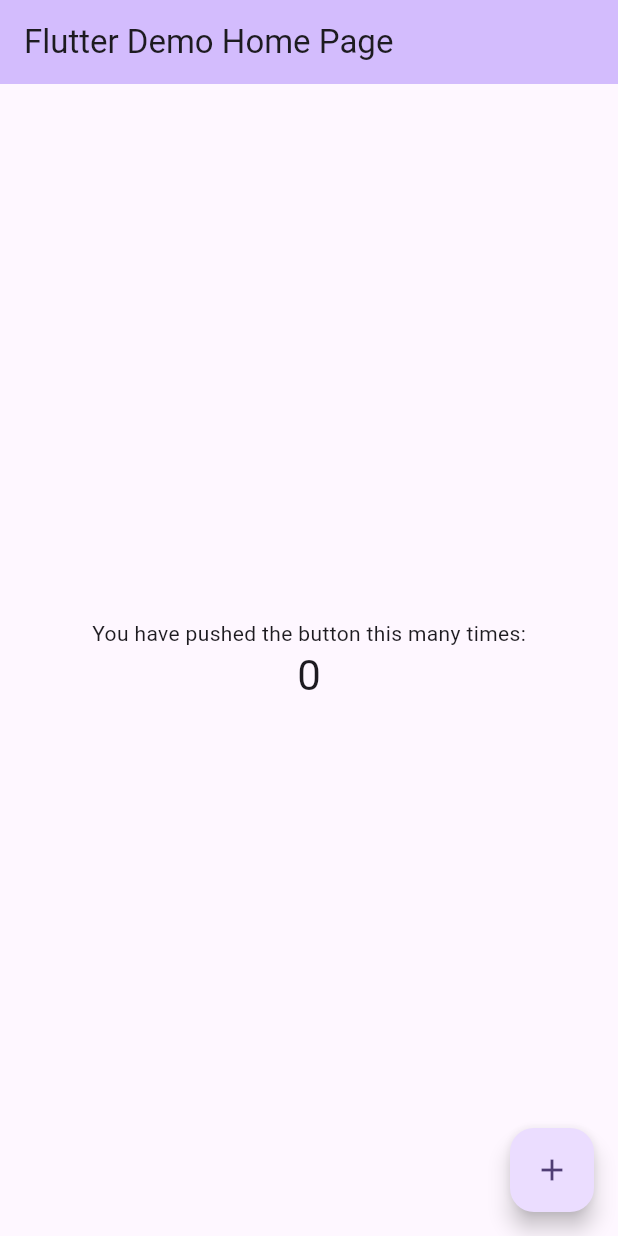
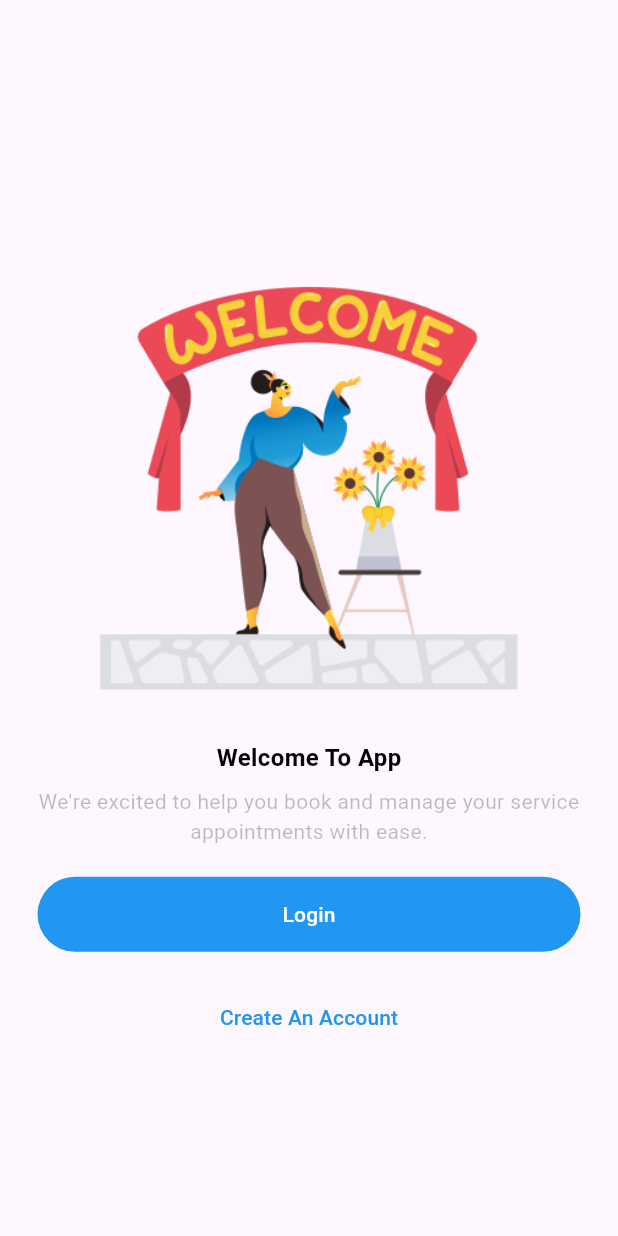
Before and after one commit to BugMaker69/YAT, a Flutter app: the screen it shows after launch, on a phone screen of 412 x 824 dp. Run offline on Flutter 3.47's test engine with Material 3 defaults, Android fonts, the phone set to English and light mode, and no system bars.

Commit message:
Login Screen Initial

```diff
--- a/flutter_project/flutter_project/lib/main.dart
+++ b/flutter_project/flutter_project/lib/main.dart
@@ -7,119 +7,86 @@ void main() {
 class MyApp extends StatelessWidget {
   const MyApp({super.key});
 
-  // This widget is the root of your application.
   @override
   Widget build(BuildContext context) {
     return MaterialApp(
+      debugShowCheckedModeBanner: false,
       title: 'Flutter Demo',
       theme: ThemeData(
-        // This is the theme of your application.
-        //
-        // TRY THIS: Try running your application with "flutter run". You'll see
-        // the application has a blue toolbar. Then, without quitting the app,
-        // try changing the seedColor in the colorScheme below to Colors.green
-        // and then invoke "hot reload" (save your changes or press the "hot
-        // reload" button in a Flutter-supported IDE, or press "r" if you used
-        // the command line to start the app).
-        //
-        // Notice that the counter didn't reset back to zero; the application
-        // state is not lost during the reload. To reset the state, use hot
-        // restart instead.
-        //
-        // This works for code too, not just values: Most code changes can be
-        // tested with just a hot reload.
         colorScheme: ColorScheme.fromSeed(seedColor: Colors.deepPurple),
         useMaterial3: true,
       ),
-      home: const MyHomePage(title: 'Flutter Demo Home Page'),
+      home: LoginScreen(),
     );
   }
 }
 
-class MyHomePage extends StatefulWidget {
-  const MyHomePage({super.key, required this.title});
-
-  // This widget is the home page of your application. It is stateful, meaning
-  // that it has a State object (defined below) that contains fields that affect
-  // how it looks.
-
-  // This class is the configuration for the state. It holds the values (in this
-  // case the title) provided by the parent (in this case the App widget) and
-  // used by the build method of the State. Fields in a Widget subclass are
-  // always marked "final".
-
-  final String title;
-
-  @override
-  State<MyHomePage> createState() => _MyHomePageState();
-}
-
-class _MyHomePageState extends State<MyHomePage> {
-  int _counter = 0;
-
-  void _incrementCounter() {
-    setState(() {
-      // This call to setState tells the Flutter framework that something has
-      // changed in this State, which causes it to rerun the build method below
-      // so that the display can reflect the updated values. If we changed
-      // _counter without calling setState(), then the build method would not be
-      // called again, and so nothing would appear to happen.
-      _counter++;
-    });
-  }
+class LoginScreen extends StatelessWidget {
+  const LoginScreen({super.key});
 
   @override
   Widget build(BuildContext context) {
-    // This method is rerun every time setState is called, for instance as done
-    // by the _incrementCounter method above.
-    //
-    // The Flutter framework has been optimized to make rerunning build methods
-    // fast, so that you can just rebuild anything that needs updating rather
-    // than having to individually change instances of widgets.
     return Scaffold(
-      appBar: AppBar(
-        // TRY THIS: Try changing the color here to a specific color (to
-        // Colors.amber, perhaps?) and trigger a hot reload to see the AppBar
-        // change color while the other colors stay the same.
-        backgroundColor: Theme.of(context).colorScheme.inversePrimary,
-        // Here we take the value from the MyHomePage object that was created by
-        // the App.build method, and use it to set our appbar title.
-        title: Text(widget.title),
-      ),
-      body: Center(
-        // Center is a layout widget. It takes a single child and positions it
-        // in the middle of the parent.
-        child: Column(
-          // Column is also a layout widget. It takes a list of children and
-          // arranges them vertically. By default, it sizes itself to fit its
-          // children horizontally, and tries to be as tall as its parent.
-          //
-          // Column has various properties to control how it sizes itself and
-          // how it positions its children. Here we use mainAxisAlignment to
-          // center the children vertically; the main axis here is the vertical
-          // axis because Columns are vertical (the cross axis would be
-          // horizontal).
-          //
-          // TRY THIS: Invoke "debug painting" (choose the "Toggle Debug Paint"
-          // action in the IDE, or press "p" in the console), to see the
-          // wireframe for each widget.
-          mainAxisAlignment: MainAxisAlignment.center,
-          children: <Widget>[
-            const Text(
-              'You have pushed the button this many times:',
+      appBar: AppBar(),
+      body: Padding(
+        padding: const EdgeInsets.all(25.0),
+        child: Center(
+          child: Container(
+            width: double.infinity,
+            child: Column(
+              mainAxisAlignment: MainAxisAlignment.center,
+              children: [
+                Image.asset(
+                  'assets/images/img.png',
+                  fit: BoxFit.cover,
+                  width: 300,
+                  height: 300,
+                ),
+                SizedBox(height: 16),
+                Text(
+                  "Welcome To App",
+                  style: TextStyle(
+                    fontSize: 16,
+                    fontWeight: FontWeight.bold,
+                    color: Colors.black,
+                  ),
+                ),
+                SizedBox(height: 8),
+                Text(
+                  "We're excited to help you book and manage your service appointments with ease.",
+                  textAlign: TextAlign.center,
+                  style: TextStyle(
+                    fontSize: 14,
+                    color: Colors.black26,
+                  ),
+                ),
+                Container(
+                  height: 50,
+                  margin: EdgeInsets.symmetric(vertical: 20),
+                  width: double.infinity,
+                  child: TextButton(
+                    onPressed: () {},
+                    child: Text("Login"),
+                    style: ButtonStyle(
+                      backgroundColor: MaterialStatePropertyAll(Colors.blue),
+                      foregroundColor: MaterialStatePropertyAll(Colors.white),
+                    ),
+                  ),
+                ),
+                TextButton(
+                  onPressed: () {},
+                  child: Text(
+                    "Create An Account",
+                  ),
+                  style: ButtonStyle(
+                    foregroundColor: MaterialStatePropertyAll(Colors.blue),
+                  ),
+                ),
+              ],
             ),
-            Text(
-              '$_counter',
-              style: Theme.of(context).textTheme.headlineMedium,
-            ),
-          ],
+          ),
         ),
       ),
-      floatingActionButton: FloatingActionButton(
-        onPressed: _incrementCounter,
-        tooltip: 'Increment',
-        child: const Icon(Icons.add),
-      ), // This trailing comma makes auto-formatting nicer for build methods.
     );
   }
 }
--- a/flutter_project/flutter_project/pubspec.yaml
+++ b/flutter_project/flutter_project/pubspec.yaml
@@ -59,8 +59,9 @@ flutter:
   uses-material-design: true
 
   # To add assets to your application, add an assets section, like this:
-  # assets:
-  #   - images/a_dot_burr.jpeg
+  assets:
+    # - assets/images/img.png
+    - assets/images/
   #   - images/a_dot_ham.jpeg
 
   # An image asset can refer to one or more resolution-specific "variants", see
```
Also changed, not shown: flutter_project/flutter_project/assets/images/img.png (added).
